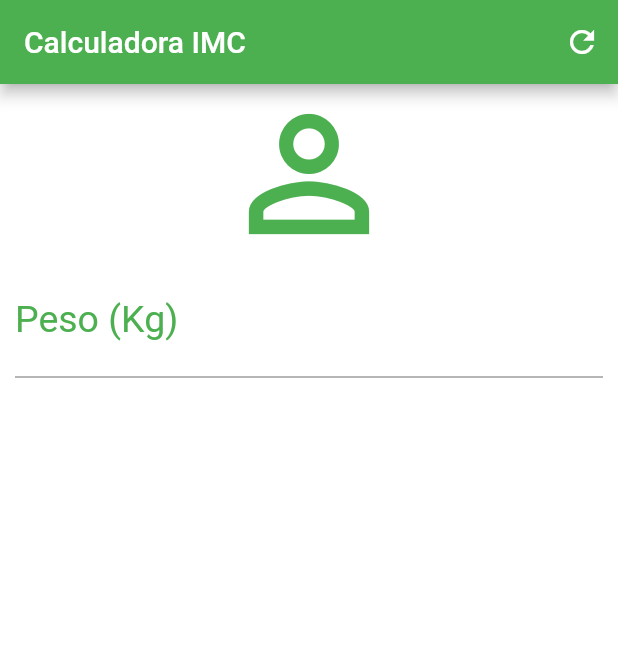
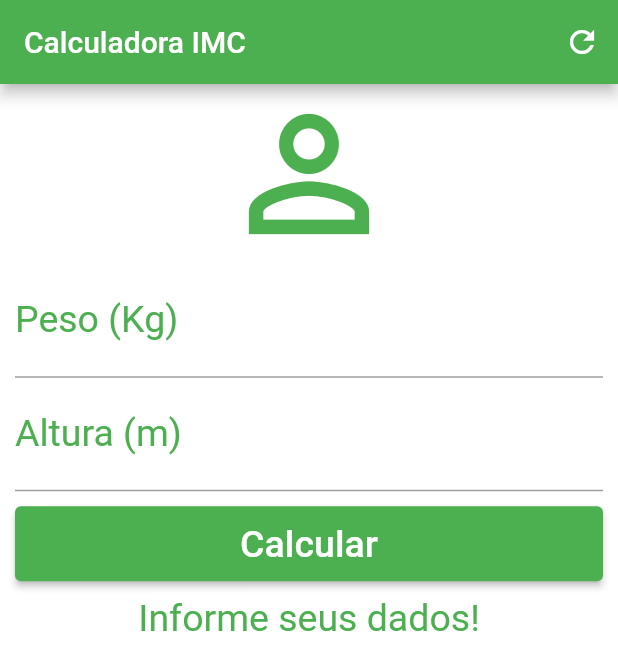
Before and after one commit to GABRIEL-ASSYS/App-calculo-IMC, a Flutter app: the screen it shows after launch, on a phone screen of 412 x 824 dp. Shown: the top 670 px of the screen. Run offline on Flutter 3.47's test engine with Material 2 defaults, Android fonts, the phone set to English and light mode, and no system bars.

Commit message:
Segunda Aula

```diff
--- a/lib/main.dart
+++ b/lib/main.dart
@@ -1,8 +1,7 @@
 import 'package:flutter/material.dart';
 
 void main() {
-  runApp(
-    MaterialApp(
+  runApp(MaterialApp(
     //definição da página inicial do app
     home: Home(),
     //tirar o debug
@@ -74,11 +73,13 @@ class _HomeState extends State<Home> {
       ),
       backgroundColor: Colors.white, // Cor de fundo do app
       body: SingleChildScrollView(
-        padding: EdgeInsets.fromLTRB(10.0,0.0,10.0,0.0), // Espaçamento das bordas
+        padding:
+            EdgeInsets.fromLTRB(10.0, 0.0, 10.0, 0.0), // Espaçamento das bordas
         child: Form(
           key: _validacao, // Chave global do formulário
           child: Column(
-            crossAxisAlignment: CrossAxisAlignment.stretch, // Preencher a largura
+            crossAxisAlignment:
+                CrossAxisAlignment.stretch, // Preencher a largura
             children: <Widget>[
               Icon(Icons.person_outline, size: 120.0, color: Colors.green),
               TextFormField(
@@ -95,6 +96,43 @@ class _HomeState extends State<Home> {
                   }
                 },
               ),
+              TextFormField(
+                keyboardType: TextInputType.number, // Teclado numérico
+                decoration: InputDecoration(
+                    labelText: "Altura (m)",
+                    labelStyle: TextStyle(color: Colors.green)),
+                textAlign: TextAlign.center,
+                style: TextStyle(color: Colors.green, fontSize: 25.0),
+                controller: altura,
+                validator: (value) {
+                  if (value == null || value.isEmpty) {
+                    return "Insira sua altura!";
+                  }
+                },
+              ),
+              Padding(
+                padding: EdgeInsets.only(top: 10.0, bottom: 10.0),
+                child: Container(
+                  height: 50.0, // Altura do Botão
+                  child: ElevatedButton(
+                    onPressed: () {
+                      if (_validacao.currentState!.validate()) {
+                        calcularIMC();
+                      }
+                    },
+                    child: Text(
+                      "Calcular",
+                      style: TextStyle(color: Colors.white, fontSize: 25.0),
+                    ),
+                    style: ElevatedButton.styleFrom(backgroundColor: Colors.green)
+                  ),
+                ),
+              ),
+              Text(
+                _texto,
+                textAlign: TextAlign.center,
+                style: TextStyle(color: Colors.green, fontSize: 25.0),
+              ),
             ],
           ),
         ),
```
Lines whose indentation alone changed are shown as unchanged.
